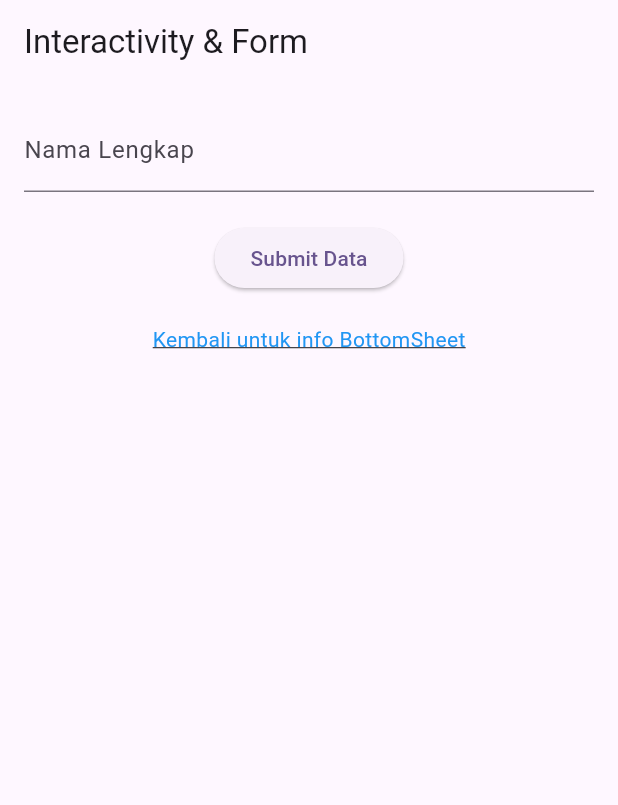
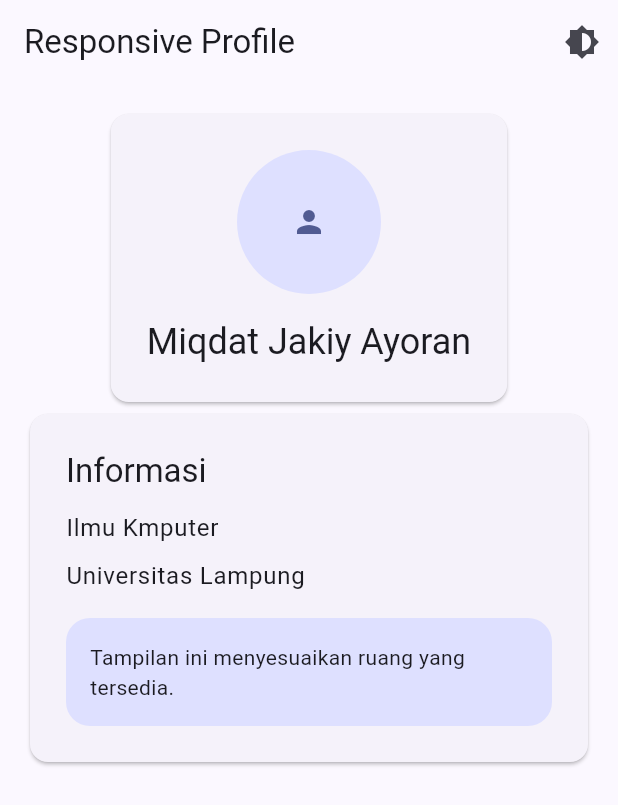
Before and after one commit to BachtiarNugrahaAjalah/prak-mobilelanjut-2417051058, a Flutter app: the screen it shows after launch, on a phone screen of 412 x 824 dp. Shown: the top 805 px of the screen. Run offline on Flutter 3.47's test engine with Material 3 defaults, Android fonts, the phone set to English and light mode, and no system bars.

Commit message:
Pertemuan 5: Responsive Design

```diff
--- /dev/null
+++ b/lib/app_theme.dart
@@ -0,0 +1,19 @@
+import 'package:flutter/material.dart';
+
+class AppTheme {
+  static final ThemeData lightTheme = ThemeData(
+    useMaterial3: true,
+    colorScheme: ColorScheme.fromSeed(
+      seedColor: Colors.indigo,
+      brightness: Brightness.light
+    ),
+  );
+
+  static final ThemeData darkTheme = ThemeData(
+    useMaterial3: true,
+    colorScheme: ColorScheme.fromSeed(
+      seedColor: Colors.indigo,
+      brightness: Brightness.dark
+    ),
+  );
+}
--- a/lib/main.dart
+++ b/lib/main.dart
@@ -3,37 +3,41 @@
 import 'row_widget.dart';
 import 'first_widget.dart';
 import 'form_widget.dart';
+import 'app_theme.dart';
+import 'responsive_profile.dart';
 
 void main() {
   runApp(const MyApp());
 }
 
-class MyApp extends StatelessWidget {
+class MyApp extends StatefulWidget {
   const MyApp({super.key});
 
-  // This widget is the root of your application.
   @override
-  Widget build(BuildContext context) {
+  State<MyApp> createState() => _MyAppState();
+}
+
+class _MyAppState extends State<MyApp> {
+  ThemeMode themeMode = ThemeMode.light;
+
+  void toggleTheme() {
+    setState((){
+      themeMode = themeMode == ThemeMode.light ?
+        ThemeMode.dark : ThemeMode.light;
+    });
+  }
+
+  @override
+  Widget build (BuildContext context) {
     return MaterialApp(
-      title: 'PRAKTIKUM MOBILE LANJUT',
-      theme: ThemeData(
-        colorScheme: ColorScheme.fromSeed(seedColor: Colors.deepPurple),
-        useMaterial3: true,
+      debugShowCheckedModeBanner: false,
+      title: 'Responsive Profile',
+      theme: AppTheme.lightTheme,
+      darkTheme: AppTheme.darkTheme,
+      themeMode: themeMode,
+      home: ResponsiveProfilePage(
+        onThemeChanged: toggleTheme,
       ),
-      // home: Scaffold(
-      //   appBar: AppBar(
-      //     title: const Text('PRAKTIKUM MOBILE LANJUT'),
-      //   ),
-      //   body: const Center(
-      //     child: Text('Halo Nama Acuu Miqdad Dzakiy Arroyan 👉👈🥺',
-      //     style: TextStyle(fontSize: 24)
-      //     ),
-      //   ),
-      // ),
-      // home: const ColumnWidget(),
-      // home: const RowWidget(),
-      // home: const FirstWidget(),
-      home: const FormWidget(),
     );
   }
 }
--- /dev/null
+++ b/lib/responsive_profile.dart
@@ -0,0 +1,134 @@
+import 'package:flutter/material.dart';
+
+class ResponsiveProfilePage extends StatelessWidget{
+  final VoidCallback onThemeChanged;
+
+  const ResponsiveProfilePage({
+    super.key,
+    required this.onThemeChanged
+  });
+
+  @override
+  Widget build(BuildContext context){
+    final size = MediaQuery.of(context).size;
+
+    return Scaffold(
+      appBar: AppBar(
+        title: const Text('Responsive Profile'),
+        actions: [
+          IconButton(
+            onPressed: onThemeChanged,
+            icon: const Icon(Icons.brightness_6))
+        ]
+      ),
+      body: Padding(
+        padding: EdgeInsets.all(size.width < 600 ? 16 : 32),
+        child: LayoutBuilder(
+          builder: (context, constrains){
+            return OrientationBuilder(
+              builder: (context, orientation){
+                final isWide =
+                  constrains.maxWidth >= 600 ||
+                  orientation == Orientation.landscape;
+
+                return isWide ?
+                  const Row(
+                    crossAxisAlignment: CrossAxisAlignment.start,
+                    children: [
+                      Expanded(child: _ProfileHeader()),
+                      SizedBox(width: 24),
+                      Expanded(child: _ProfileInfo()),
+                    ],
+                  )
+                  : const Column(
+                    children: [
+                      _ProfileHeader(),
+                      SizedBox(width: 20),
+                      _ProfileInfo(),
+                    ],
+                  );
+              },
+            );
+          }
+        )
+      )
+    );
+  }
+}
+
+class _ProfileHeader extends StatelessWidget {
+  const _ProfileHeader();
+
+  @override
+  Widget build(BuildContext context) {
+    return Card(
+      child: Padding(
+        padding: const EdgeInsets.all(24),
+        child: Column(
+          children: [
+            CircleAvatar(
+              radius: 48,
+              child: Icon(
+                Icons.person,
+                color: Theme.of(context).colorScheme.primary,
+              ),
+            ),
+            const SizedBox(height: 16),
+            Text(
+              'Miqdat Jakiy Ayoran',
+              style: Theme.of(context).textTheme.headlineSmall,
+              textAlign: TextAlign.center,
+            )
+          ]
+        )
+      )
+    );
+  }
+}
+
+class _ProfileInfo extends StatelessWidget {
+  const _ProfileInfo();
+
+  @override
+  Widget build(BuildContext context) {
+    final Scheme = Theme.of(context).colorScheme;
+
+    return Card(
+      child: Padding(
+        padding: const EdgeInsets.all(24),
+        child: Column(
+          crossAxisAlignment: CrossAxisAlignment.start,
+          children: [
+            Text(
+              'Informasi',
+              style: Theme.of(context).textTheme.titleLarge,
+            ),
+            const SizedBox(height: 12),
+            Text(
+              'Ilmu Kmputer',
+              style: Theme.of(context).textTheme.bodyLarge
+            ),
+            const SizedBox(height: 8),
+            Text(
+              'Universitas Lampung',
+              style: Theme.of(context).textTheme.bodyLarge
+            ),
+            const SizedBox(height: 16),
+            Container(
+              width: double.infinity,
+              padding: const EdgeInsets.all(16),
+              decoration: BoxDecoration(
+                color: Scheme.primaryContainer,
+                borderRadius: BorderRadius.circular(16),
+              ),
+              child: Text(
+                'Tampilan ini menyesuaikan ruang yang tersedia.',
+                style: Theme.of(context).textTheme.bodyMedium,
+              ),
+            ),
+          ]
+        )
+      )
+    );
+  }
+}
```
